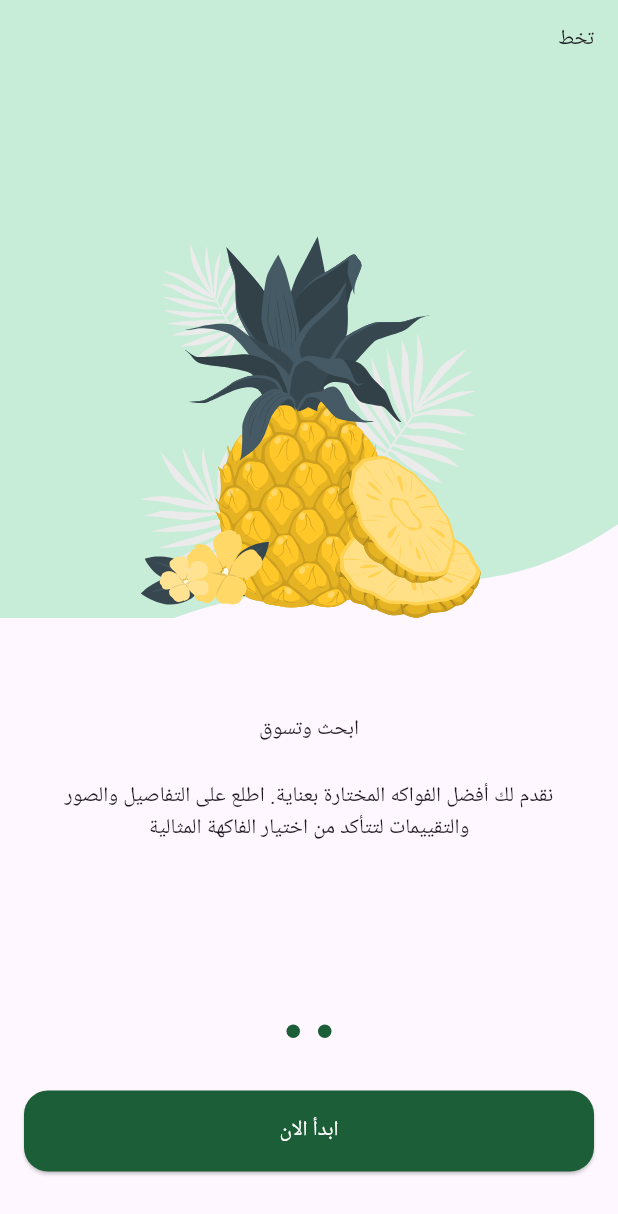
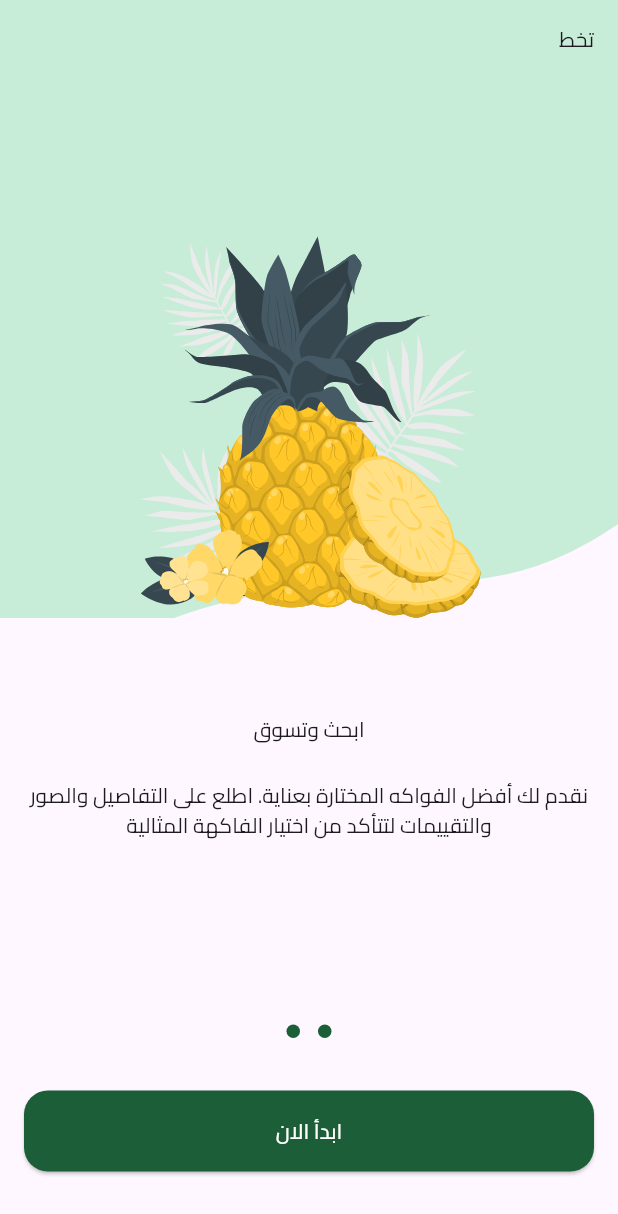
Before and after one commit to Abduallh-Abdo/fruit_hup, a Flutter app: the screen it shows after launch, swiped to page 2, on a phone screen of 412 x 824 dp. Shown: the top 1214 px of the screen. Run offline on Flutter 3.47's test engine with Material 3 defaults, Android fonts, the phone set to English and light mode, and no system bars; drawn by our look-alikes of dots_indicator; our stand-ins replace bloc, equatable, flutter_svg.

Commit message:
add cairo font

```diff
--- a/lib/app.dart
+++ b/lib/app.dart
@@ -10,6 +10,7 @@ class FruitsHup extends StatelessWidget {
   @override
   Widget build(BuildContext context) {
     return MaterialApp(
+      theme: ThemeData(fontFamily: 'Cairo'),
       localizationsDelegates: const [
         S.delegate,
         GlobalMaterialLocalizations.delegate,
```
Also changed, not shown: pubspec.yaml (+14 -6 lines), assets/fonts/Cairo-Bold.ttf (added), assets/fonts/Cairo-Light.ttf (added), assets/fonts/Cairo-Medium.ttf (added), assets/fonts/Cairo-Regular.ttf (added), assets/fonts/Cairo-SemiBold.ttf (added).
